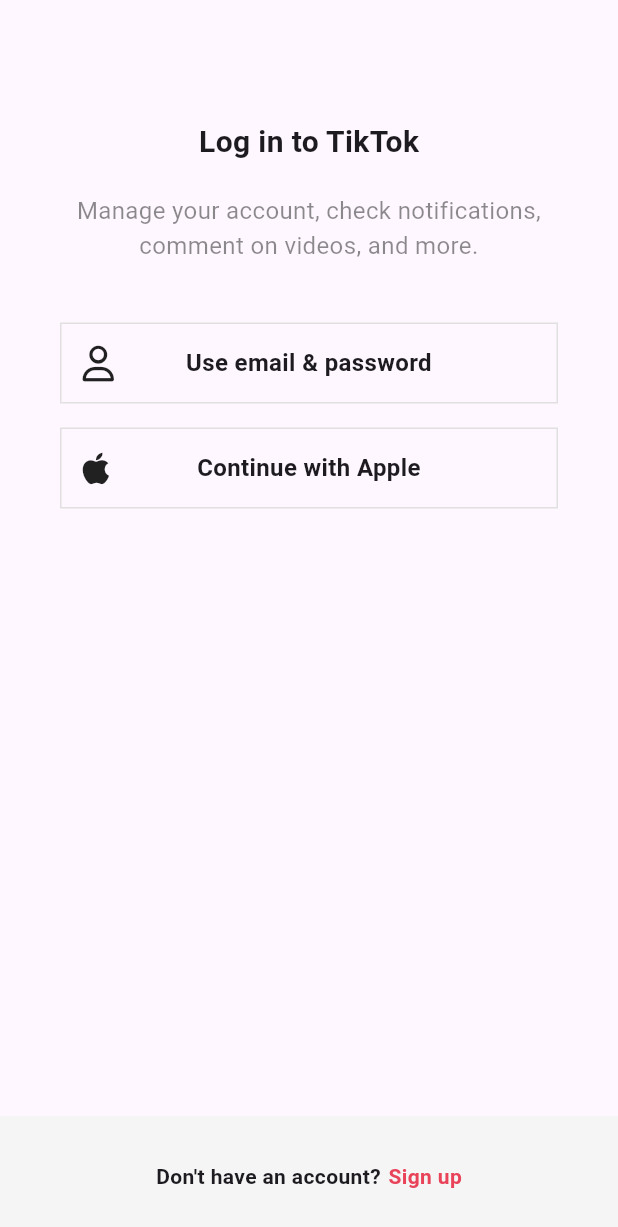
After one commit to viva-lee/tiktok_clone, a Flutter app: the screen it shows after launch, after a tap on "Log in", on a phone screen of 412 x 824 dp. The commit adds this screen. Shown: the top 1227 px of the screen. Run offline on Flutter 3.47's test engine with Material 3 defaults, Android fonts, the phone set to English and light mode, and no system bars; our stand-ins replace font_awesome_flutter.

Commit message:
AuthButton

```diff
--- /dev/null
+++ b/lib/features/authentication/login_screen.dart
@@ -0,0 +1,87 @@
+import 'package:flutter/material.dart';
+import 'package:font_awesome_flutter/font_awesome_flutter.dart';
+import 'package:tiktok_clone/constants/gaps.dart';
+import 'package:tiktok_clone/constants/sizes.dart';
+import 'package:tiktok_clone/features/authentication/sign_up_screen.dart';
+import 'package:tiktok_clone/features/authentication/widgets/auth_button.dart';
+
+class LogInScreen extends StatelessWidget {
+  const LogInScreen({super.key});
+
+  void onSignUpTap(BuildContext context) {
+    Navigator.of(context).pop();
+  }
+
+  @override
+  Widget build(BuildContext context) {
+    return Scaffold(
+      body: const SafeArea(
+        child: Padding(
+          padding: EdgeInsets.symmetric(
+            horizontal: Sizes.size40,
+          ),
+          child: Column(
+            children: [
+              Gaps.v80,
+              Text(
+                "Log in to TikTok",
+                style: TextStyle(
+                  fontSize: Sizes.size20,
+                  fontWeight: FontWeight.w600,
+                ),
+              ),
+              Gaps.v20,
+              Text(
+                "Manage your account, check notifications, comment on videos, and more.",
+                style: TextStyle(
+                  fontSize: Sizes.size16,
+                  color: Colors.black45,
+                ),
+                textAlign: TextAlign.center,
+              ),
+              Gaps.v40,
+              AuthButton(
+                  icon: FaIcon(FontAwesomeIcons.user),
+                  text: "Use email & password"),
+              Gaps.v16,
+              AuthButton(
+                  icon: FaIcon(FontAwesomeIcons.apple),
+                  text: "Continue with Apple"),
+            ],
+          ),
+        ),
+      ),
+      bottomNavigationBar: BottomAppBar(
+        color: Colors.grey.shade100,
+        elevation: 2,
+        child: Padding(
+          padding: const EdgeInsets.symmetric(
+            vertical: Sizes.size12,
+          ),
+          child: Row(
+            mainAxisAlignment: MainAxisAlignment.center,
+            children: [
+              const Text(
+                "Don't have an account?",
+                style: TextStyle(
+                  fontWeight: FontWeight.w600,
+                ),
+              ),
+              Gaps.h5,
+              GestureDetector(
+                onTap: () => onSignUpTap(context),
+                child: Text(
+                  "Sign up",
+                  style: TextStyle(
+                    color: Theme.of(context).primaryColor,
+                    fontWeight: FontWeight.w600,
+                  ),
+                ),
+              ),
+            ],
+          ),
+        ),
+      ),
+    );
+  }
+}
--- /dev/null
+++ b/lib/features/authentication/sign_up_screen.dart
@@ -0,0 +1,91 @@
+import 'package:flutter/material.dart';
+import 'package:font_awesome_flutter/font_awesome_flutter.dart';
+import 'package:tiktok_clone/constants/gaps.dart';
+import 'package:tiktok_clone/constants/sizes.dart';
+import 'package:tiktok_clone/features/authentication/login_screen.dart';
+import 'package:tiktok_clone/features/authentication/widgets/auth_button.dart';
+
+class SignUpScreen extends StatelessWidget {
+  const SignUpScreen({super.key});
+
+  void onLoginTap(BuildContext context) {
+    Navigator.of(context).push(
+      MaterialPageRoute(
+        builder: (context) => const LogInScreen(),
+      ),
+    );
+  }
+
+  @override
+  Widget build(BuildContext context) {
+    return Scaffold(
+      body: const SafeArea(
+        child: Padding(
+          padding: EdgeInsets.symmetric(
+            horizontal: Sizes.size40,
+          ),
+          child: Column(
+            children: [
+              Gaps.v80,
+              Text(
+                "Sign up for TikTok",
+                style: TextStyle(
+                  fontSize: Sizes.size20,
+                  fontWeight: FontWeight.w600,
+                ),
+              ),
+              Gaps.v20,
+              Text(
+                "Create a profile, follow other accounts, make your own videos, and more.",
+                style: TextStyle(
+                  fontSize: Sizes.size16,
+                  color: Colors.black45,
+                ),
+                textAlign: TextAlign.center,
+              ),
+              Gaps.v40,
+              AuthButton(
+                  icon: FaIcon(FontAwesomeIcons.user),
+                  text: "Use email & password"),
+              Gaps.v16,
+              AuthButton(
+                  icon: FaIcon(FontAwesomeIcons.apple),
+                  text: "Continue with Apple"),
+            ],
+          ),
+        ),
+      ),
+      bottomNavigationBar: BottomAppBar(
+        color: Colors.grey.shade100,
+        elevation: 2,
+        child: Padding(
+          padding: const EdgeInsets.symmetric(
+            vertical: Sizes.size12,
+          ),
+          child: Row(
+            mainAxisAlignment: MainAxisAlignment.center,
+            children: [
+              const Text(
+                "Already have an account?",
+                style: TextStyle(
+                  fontWeight: FontWeight.w600,
+                ),
+              ),
+              Gaps.h5,
+              GestureDetector(
+                onTap: () => onLoginTap(context),
+                child: Text(
+                  "Log in",
+                  style: TextStyle(
+                    color: Theme.of(context).primaryColor,
+                    fontWeight: FontWeight.w600,
+                  ),
+                ),
+              ),
+            ],
+          ),
+        ),
+      ),
+    );
+  }
+}
--- /dev/null
+++ b/lib/features/authentication/widgets/auth_button.dart
@@ -0,0 +1,46 @@
+import 'package:flutter/material.dart';
+import 'package:font_awesome_flutter/font_awesome_flutter.dart';
+import 'package:tiktok_clone/constants/sizes.dart';
+
+class AuthButton extends StatelessWidget {
+  final String text;
+  final FaIcon icon;
+
+  const AuthButton({
+    super.key,
+    required this.text,
+    required this.icon,
+  });
+
+  @override
+  Widget build(BuildContext context) {
+    return FractionallySizedBox(
+      widthFactor: 1,
+      child: Container(
+        padding: const EdgeInsets.all(Sizes.size14),
+        decoration: BoxDecoration(
+            border: Border.all(
+          color: Colors.grey.shade300,
+          width: Sizes.size1,
+        )),
+        child: Stack(
+          alignment: Alignment.center,
+          children: [
+            Align(
+              alignment: Alignment.centerLeft,
+              child: icon,
+            ),
+            Text(
+              text,
+              style: const TextStyle(
+                fontSize: Sizes.size16,
+                fontWeight: FontWeight.w600,
+              ),
+              textAlign: TextAlign.center,
+            ),
+          ],
+        ),
+      ),
+    );
+  }
+}
--- a/lib/main.dart
+++ b/lib/main.dart
@@ -1,7 +1,7 @@
 import 'package:flutter/material.dart';
 import 'package:tiktok_clone/constants/gaps.dart';
 import 'package:tiktok_clone/constants/sizes.dart';
-import 'package:tiktok_clone/screens/sign_up/sign_up_screen.dart';
+import 'package:tiktok_clone/features/authentication/sign_up_screen.dart';
 
 void main() {
   runApp(const TikTokApp());
--- a/lib/screens/sign_up/sign_up_screen.dart
+++ /dev/null
@@ -1,67 +0,0 @@
-import 'package:flutter/material.dart';
-import 'package:tiktok_clone/constants/gaps.dart';
-import 'package:tiktok_clone/constants/sizes.dart';
-
-class SignUpScreen extends StatelessWidget {
-  const SignUpScreen({super.key});
-
-  @override
-  Widget build(BuildContext context) {
-    return Scaffold(
-      body: const SafeArea(
-        child: Padding(
-          padding: EdgeInsets.symmetric(
-            horizontal: Sizes.size40,
-          ),
-          child: Column(children: [
-            Gaps.v80,
-            Text(
-              'Sign up for TikTok',
-              style: TextStyle(
-                fontSize: Sizes.size20,
-                fontWeight: FontWeight.w600,
-              ),
-            ),
-            Gaps.v20,
-            Text(
-              'Create a profile, follow other accounts, make your own videos, and more.',
-              style: TextStyle(
-                fontSize: Sizes.size16,
-                color: Colors.black45,
-              ),
-              textAlign: TextAlign.center,
-            )
-          ]),
-        ),
-      ),
-      bottomNavigationBar: BottomAppBar(
-        color: Colors.grey.shade100,
-        elevation: 2,
-        child: Padding(
-          padding: const EdgeInsets.symmetric(
-            vertical: Sizes.size12,
-          ),
-          child: Row(
-            mainAxisAlignment: MainAxisAlignment.center,
-            children: [
-              const Text(
-                'Already have an account?',
-                style: TextStyle(
-                  fontWeight: FontWeight.w600,
-                ),
-              ),
-              Gaps.h5,
-              Text(
-                'Log in',
-                style: TextStyle(
-                  color: Theme.of(context).primaryColor,
-                  fontWeight: FontWeight.w600,
-                ),
-              ),
-            ],
-          ),
-        ),
-      ),
-    );
-  }
-}
```
Also changed, not shown: pubspec.yaml (+4 -4 lines), pubspec.lock.
